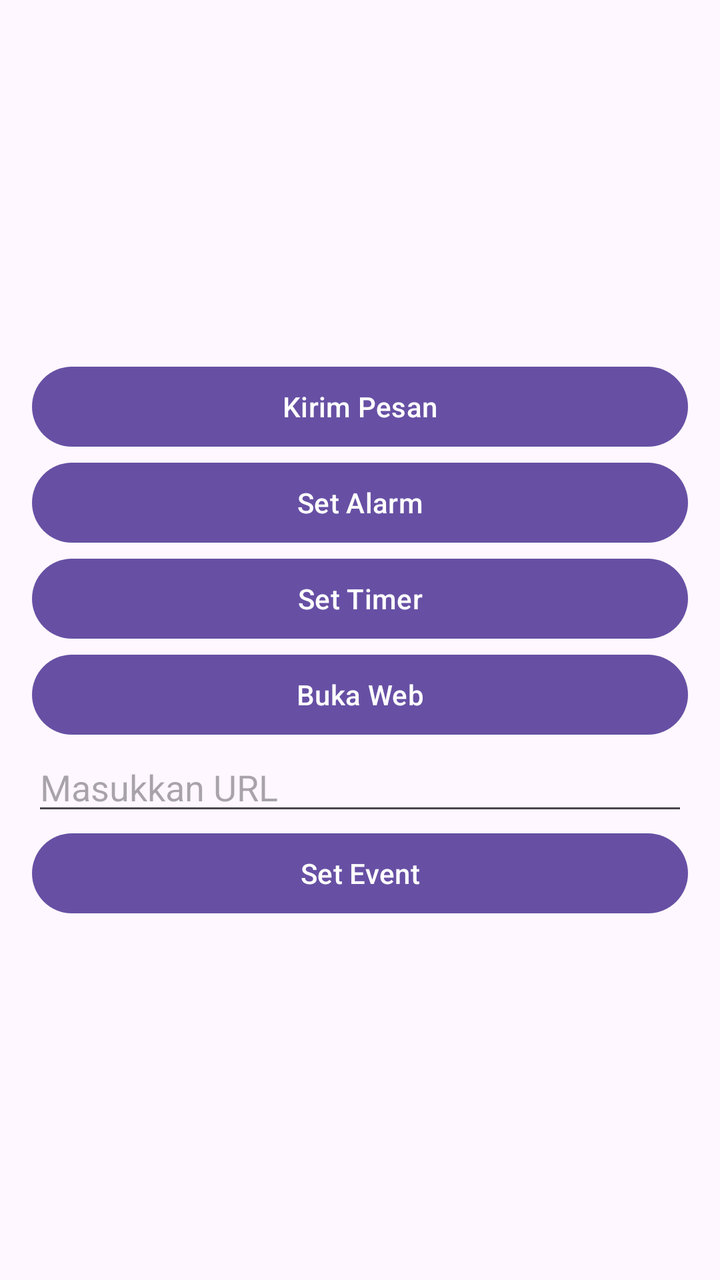
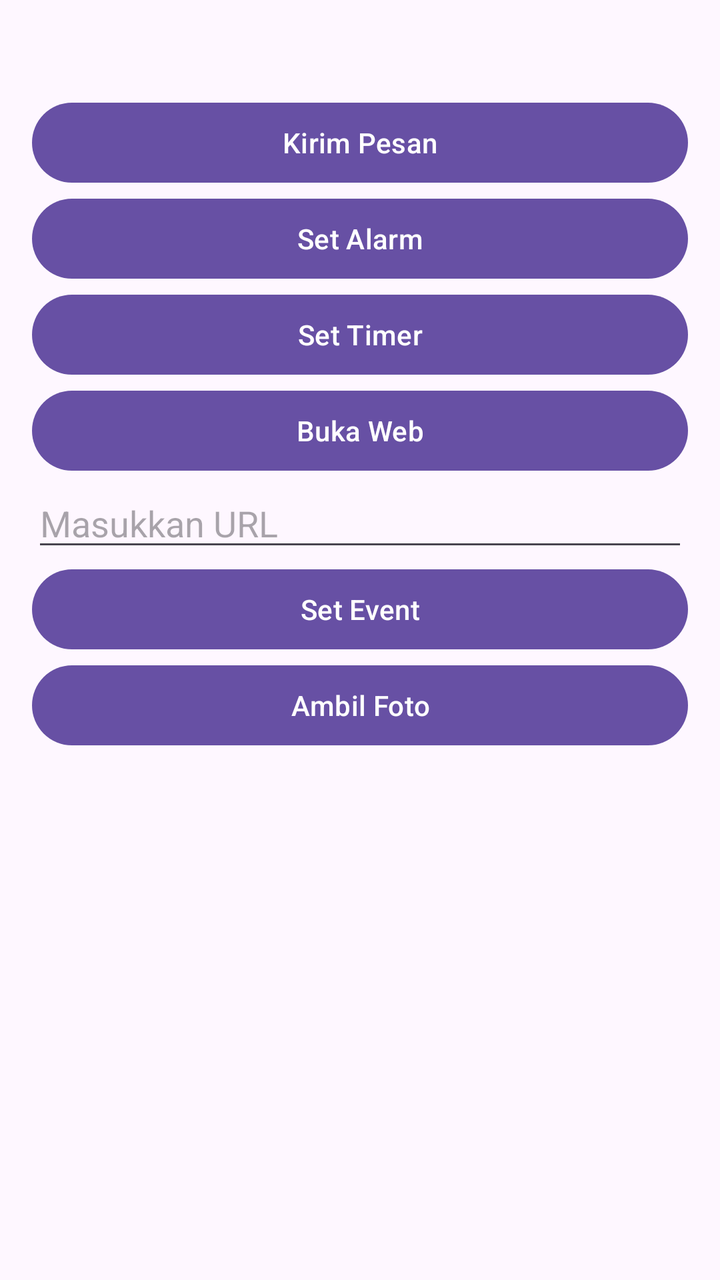

An Android layout rendered at two revisions. The XML below is the earlier revision; the diff shows what the commit changed to produce the second picture.
<!-- AndroidManifest.xml: application theme Theme.ImplisitIntent -->
<!-- res/layout/activity_main.xml -->
<?xml version="1.0" encoding="utf-8"?>
<LinearLayout xmlns:android="http://schemas.android.com/apk/res/android"
    android:layout_width="match_parent"
    android:layout_height="match_parent"
    android:orientation="vertical"
    android:padding="16dp"
    android:gravity="center">

    <Button
        android:id="@+id/btnKirimPesan"
        android:layout_width="match_parent"
        android:layout_height="wrap_content"
        android:text="Kirim Pesan" />


    <Button
        android:id="@+id/btnSetAlarm"
        android:layout_width="match_parent"
        android:layout_height="wrap_content"
        android:text="@string/btn_set_alarm" />

    <Button
        android:id="@+id/btnSetTimer"
        android:layout_width="match_parent"
        android:layout_height="wrap_content"
        android:text="@string/btn_set_timer" />

    <Button
        android:id="@+id/btnOpenURL"
        android:layout_width="match_parent"
        android:layout_height="wrap_content"
        android:text="@string/btn_open_web" />

    <EditText
        android:id="@+id/etURL"
        android:layout_width="match_parent"
        android:layout_height="wrap_content"
        android:hint="Masukkan URL" />

    <Button
        android:id="@+id/btnSetEvent"
        android:layout_width="match_parent"
        android:layout_height="wrap_content"
        android:text="Set Event" />
</LinearLayout>
<!-- resources referenced by this layout -->
<resources>
  <string name="btn_open_web">Buka Web</string>
  <string name="btn_set_alarm">Set Alarm</string>
  <string name="btn_set_timer">Set Timer</string>
  <style name="Theme.ImplisitIntent" parent="Base.Theme.ImplisitIntent" />
  <style name="Base.Theme.ImplisitIntent" parent="Theme.Material3.DayNight.NoActionBar">
          
          
      </style>
</resources>

<!-- the commit's change to res/layout/activity_main.xml (unified diff, before → after) -->
@@ -42,4 +42,17 @@
         android:layout_width="match_parent"
         android:layout_height="wrap_content"
         android:text="Set Event" />
+
+    <Button
+        android:id="@+id/btnGetPhoto"
+        android:layout_width="match_parent"
+        android:layout_height="wrap_content"
+        android:text="@string/btn_get_photo" />
+
+    <ImageView
+        android:id="@+id/ivHasil"
+        android:layout_width="match_parent"
+        android:layout_height="200dp"
+        android:layout_marginTop="16dp"
+        android:contentDescription="@string/desc_iv_hasil" />
 </LinearLayout>
<!-- resource entries referenced after the edit -->
@@ -1,8 +1,10 @@
 <!-- resources referenced by this layout -->
 <resources>
+  <string name="btn_get_photo">Ambil Foto</string>
   <string name="btn_open_web">Buka Web</string>
   <string name="btn_set_alarm">Set Alarm</string>
   <string name="btn_set_timer">Set Timer</string>
+  <string name="desc_iv_hasil">Hasil Foto</string>
   <style name="Theme.ImplisitIntent" parent="Base.Theme.ImplisitIntent" />
   <style name="Base.Theme.ImplisitIntent" parent="Theme.Material3.DayNight.NoActionBar">
           
